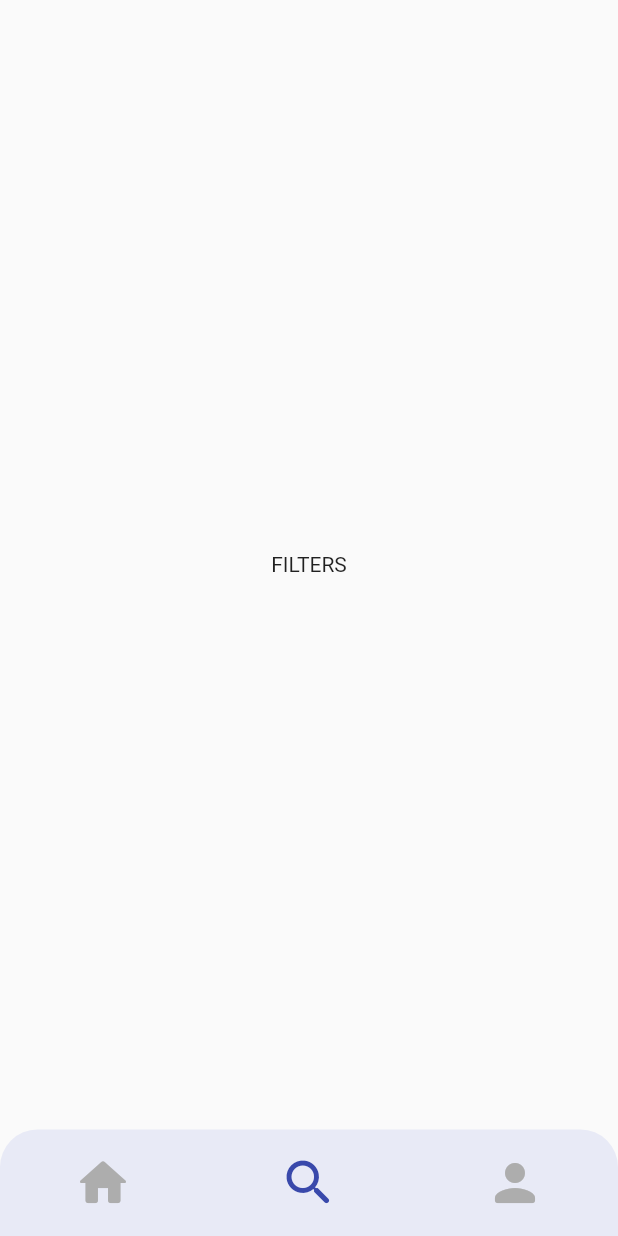
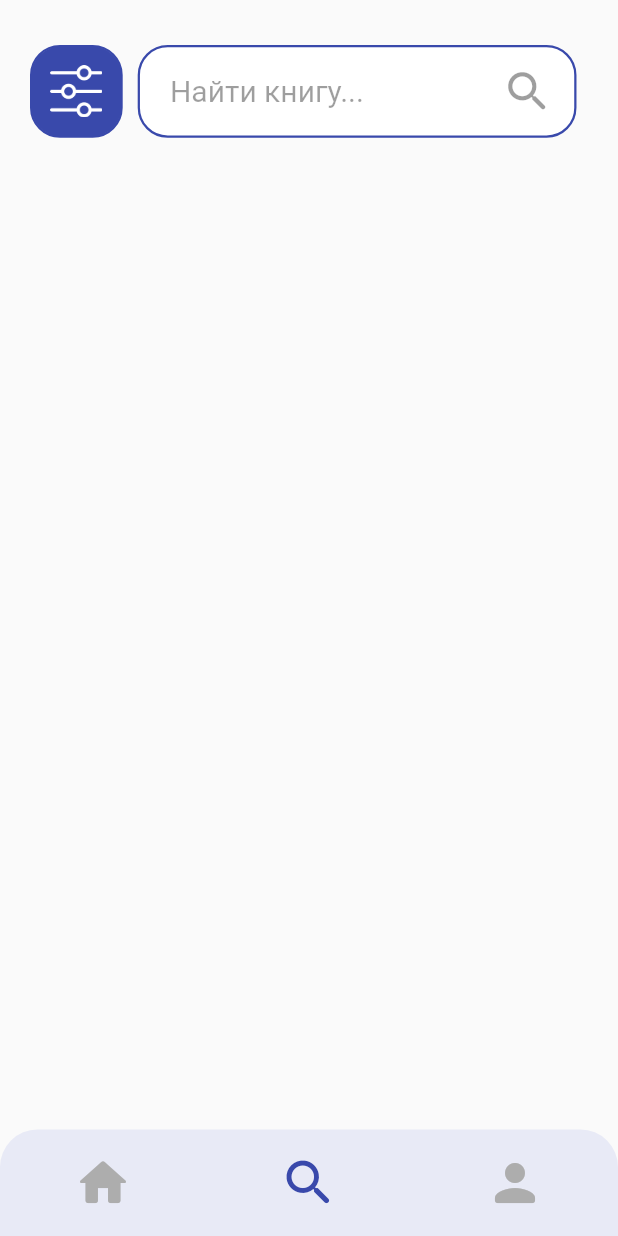
Before and after one commit to AnnaSibirtseva/Shelfie, a Flutter app: the FilterPage screen opened by its route, on a phone screen of 412 x 824 dp. Run offline on Flutter 3.47's test engine with Material 2 defaults, Android fonts, the phone set to English and light mode, and no system bars; our stand-ins replace auto_route; missing offline and left inert: flutter_barcode_scanner; Roboto replaces fonts that are missing (VelaSans).

Commit message:
Added filter page

```diff
--- a/lib/components/buttons/filter_button.dart
+++ b/lib/components/buttons/filter_button.dart
@@ -35,7 +35,7 @@ class FilterButton extends StatelessWidget {
               : Image.asset('assets/icons/blue_filter.png'),
         ),
       ),
-      onTap: () => context.router.push(FilterRoute()),
+      onTap: () => pressed ? context.router.pop() : context.router.push(FilterRoute()),
     );
   }
 }
--- a/lib/components/buttons/scan_button.dart
+++ b/lib/components/buttons/scan_button.dart
@@ -57,7 +57,7 @@ class ScanButton extends StatelessWidget {
     try {
       barcodeScanRes = await FlutterBarcodeScanner.scanBarcode(
           '#3949AB', 'Cancel', true, ScanMode.BARCODE);
-
+      // todo Прверить что не -1
       showDialog(
         //if set to true allow to close popup by tapping out of the popup
           barrierDismissible: false,
--- a/lib/screens/filter/filter_page.dart
+++ b/lib/screens/filter/filter_page.dart
@@ -1,5 +1,7 @@
 import 'package:flutter/material.dart';
 import 'package:auto_route/auto_route.dart';
+import 'package:shelfie/components/constants.dart';
+import '../../components/buttons/filter_button.dart';
 import '../../components/routes/route.gr.dart';
 
 
@@ -13,8 +15,58 @@ class FilterPage extends StatefulWidget {
 class _FilterPage extends State<FilterPage> {
   @override
   Widget build(BuildContext context) {
-    return const Scaffold(
-        body: Center(
-            child: SingleChildScrollView(reverse: false, child: Text('FILTERS'))));
+    Size size = MediaQuery.of(context).size;
+    // keyboard ScrollViewDismissBehavior on drag
+    return Scaffold(
+      body: SingleChildScrollView(reverse: false, child: Stack(
+        children: [
+          Row(
+            children: [
+              const FilterButton(
+                pressed: true,
+              ),
+              searchField(size),
+            ],
+          ),
+          Column(
+            children: [
+              SizedBox(height: 100),
+
+            ],
+          )
+        ],
+      ),
+      ),
+    );
+  }
+
+  Widget searchField(Size size) {
+    return Container(
+      alignment: Alignment.centerLeft,
+      margin: const EdgeInsets.only(top: 30, bottom: 20, left: 10, right: 20),
+      padding: const EdgeInsets.only(left: 20, right: 7, top: 5, bottom: 5),
+      width: size.width * 0.71,
+      height:  size.width * 0.15,
+      decoration: BoxDecoration(
+          color: Colors.white,
+          borderRadius: BorderRadius.circular(20),
+          border: Border.all(color: primaryColor, width: 1.5)),
+      child: const TextField(
+        keyboardType: TextInputType.emailAddress,
+        // controller: _searchController,
+        style: TextStyle(fontSize: 20),
+        cursorColor: primaryColor,
+        decoration: InputDecoration(
+          suffixIcon: Icon(
+            Icons.search_rounded,
+            color: grayColor,
+            size: 35,
+          ),
+          hintStyle: TextStyle(color: grayColor, fontSize: 20),
+          hintText: 'Найти книгу...',
+          border: InputBorder.none,
+        ),
+      ),
+    );
   }
 }
--- a/lib/screens/search/search_page.dart
+++ b/lib/screens/search/search_page.dart
@@ -24,7 +24,6 @@ class _SearchPage extends State<SearchPage> {
   @override
   void initState() {
     super.initState();
-
     _searchController.addListener(_searchBooks);
   }
 
```
Also changed, not shown: lib/screens/filter/body.dart (added).
